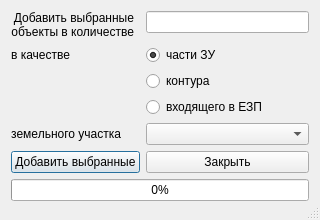
Qt form ui/addpartorcontour.ui (Biryuchkov/openLand) before a commit.
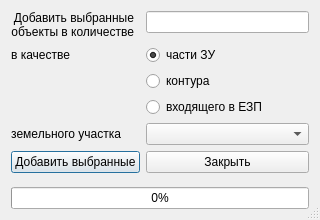
The same form after that commit. Icons and pictures are not drawn.

Patch:
```diff
--- a/ui/addpartorcontour.ui
+++ b/ui/addpartorcontour.ui
@@ -123,13 +123,26 @@
      </property>
     </widget>
    </item>
-   <item row="6" column="0" colspan="2">
+   <item row="7" column="0" colspan="2">
     <widget class="QProgressBar" name="progressBar">
      <property name="value">
       <number>0</number>
      </property>
     </widget>
    </item>
+   <item row="6" column="0">
+    <spacer name="verticalSpacer">
+     <property name="orientation">
+      <enum>Qt::Vertical</enum>
+     </property>
+     <property name="sizeHint" stdset="0">
+      <size>
+       <width>20</width>
+       <height>40</height>
+      </size>
+     </property>
+    </spacer>
+   </item>
   </layout>
  </widget>
  <tabstops>
```
